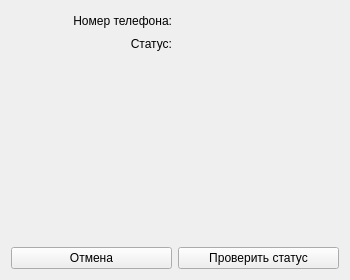
liltousin/PyQTLyceumProject, file akk_info_form.ui: the form before one commit.
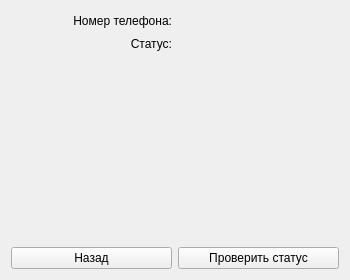
The form after the commit.

Commit message: rename cancel button to back in akk_info_form

What changed in the file:
```diff
--- a/akk_info_form.ui
+++ b/akk_info_form.ui
@@ -105,7 +105,7 @@
      <item>
       <widget class="QPushButton" name="cancel_btn">
        <property name="text">
-        <string>Отмена</string>
+        <string>Назад</string>
        </property>
       </widget>
      </item>
```
The commit also changes 1 other file.
